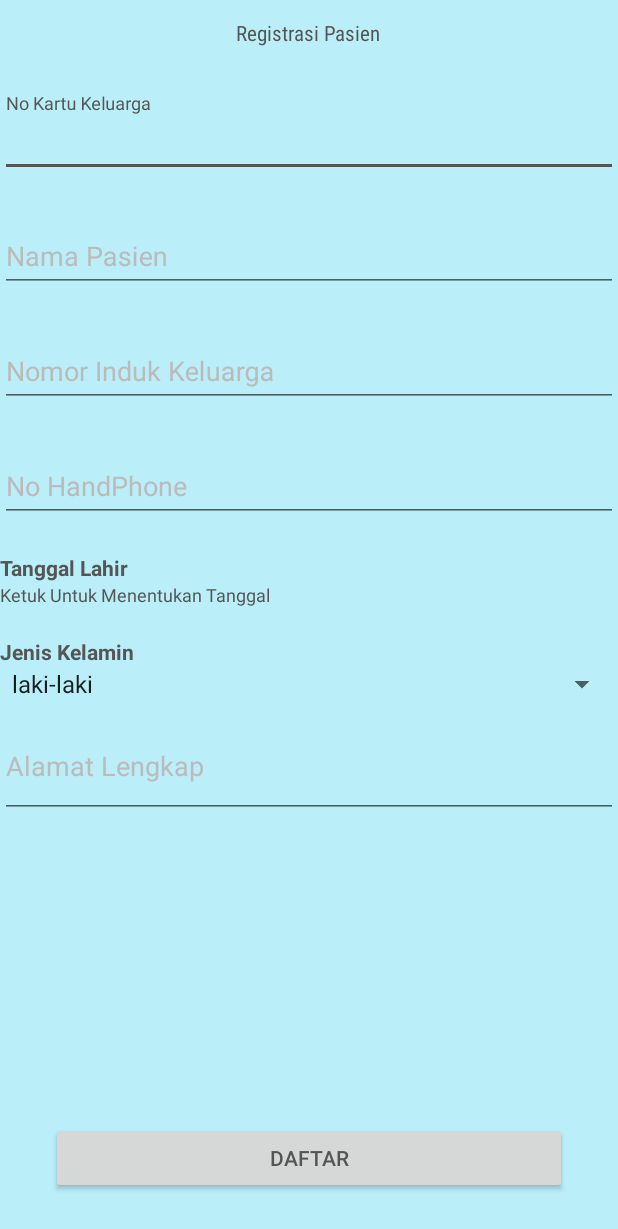
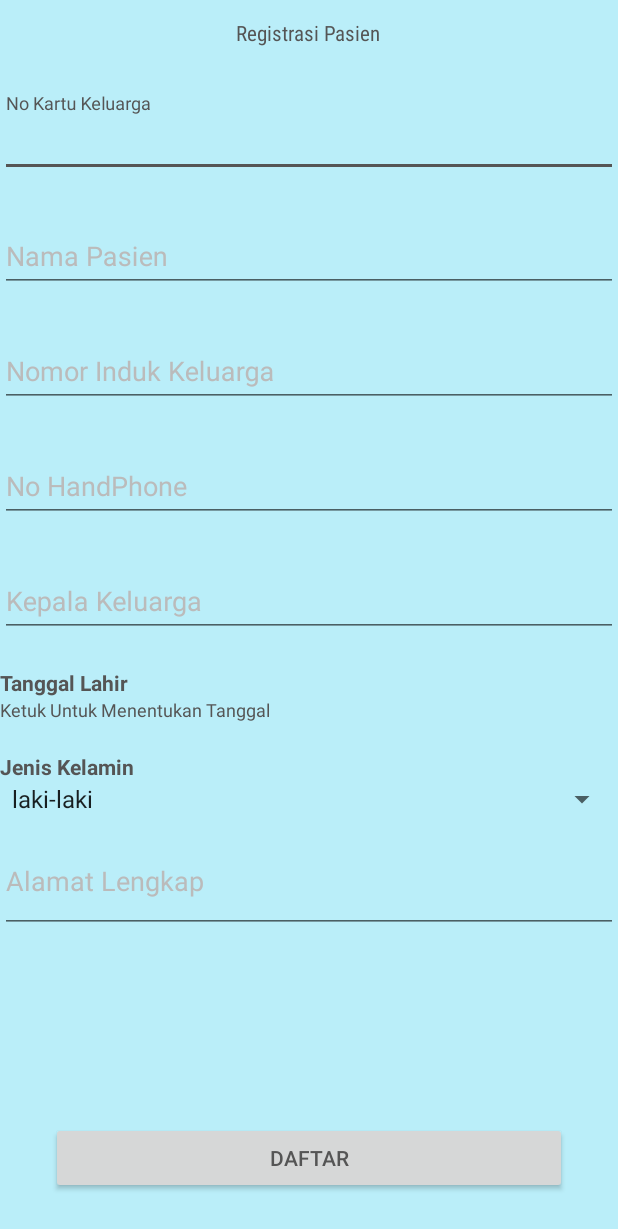
Before and after one commit to Khoirul02/APLIKASI-PUSKESMAS-BATANG-II-ANDROID-KOTLIN, an Android app: the RegistrasiActivity screen opened directly, with no data from a screen before it, after a tap on "DAFTAR", on a phone screen of 412 x 824 dp. Shown: the top 1229 px of the screen. Run offline under Robolectric (Android 15) with nearby library versions, the light colour scheme and no system bars; 1 statement that could not run was skipped.

Commit message:
update model baru pasien dan antrian

```diff
--- a/app/build.gradle
+++ b/app/build.gradle
@@ -1,7 +1,6 @@
 apply plugin: 'com.android.application'
 apply plugin: 'kotlin-android'
 apply plugin: 'kotlin-android-extensions'
-apply plugin: 'com.google.gms.google-services'
 
 android {
     compileSdkVersion 29
@@ -58,6 +57,4 @@ dependencies {
     implementation 'com.squareup.okhttp3:logging-interceptor:3.8.0'
     //Live Data
     implementation "androidx.lifecycle:lifecycle-extensions:2.2.0"
-    //firebase
-    implementation 'com.google.firebase:firebase-analytics:19.0.1'
 }
--- a/app/src/main/java/com/aplikasi/pusk_batang/MainActivity.kt
+++ b/app/src/main/java/com/aplikasi/pusk_batang/MainActivity.kt
@@ -48,9 +48,10 @@ class MainActivity : AppCompatActivity() {
                                 for (item in data!!) {
                                     val editor: SharedPreferences.Editor? = sharedPreferences.edit()
                                     editor!!.putString("ID", item!!.id)
-                                    editor.putString("NAMA", item.nama_pasien)
+                                    editor.putString("NAMA", item.namaPasien)
                                     editor.putString("NO_KK", item.noKk)
                                     editor.putString("NIK", item.nik)
+                                    editor.putString("KEPALA", item.kepalaKlrg)
                                     editor.putString("NOHP", item.nohp)
                                     editor.putString("TGL_LAHIR", item.tglLahir)
                                     editor.putString("JENKEL", item.jenkel)
--- a/app/src/main/java/com/aplikasi/pusk_batang/RegistrasiActivity.kt
+++ b/app/src/main/java/com/aplikasi/pusk_batang/RegistrasiActivity.kt
@@ -48,7 +48,7 @@ class RegistrasiActivity : AppCompatActivity(), AdapterView.OnItemSelectedListen
         }
         btnRegister.setOnClickListener {
             RetrofitClient.instance.daftarPasien(txtNamaPasien.text.toString().trim(),txtKKPasien.text.toString().trim(),
-                txtNIKPAsien.text.toString().trim(),txtNoHP.text.toString().trim(),tv_tanggal_lahir_pengguna.text.toString().trim(),
+                txtNIKPAsien.text.toString().trim(),txtKepalaPasien.text.toString().trim(),txtNoHP.text.toString().trim(),tv_tanggal_lahir_pengguna.text.toString().trim(),
             spn_jk_pengguna.selectedItem.toString().trim(),txtAlamat.text.toString().trim(),"insert_pasien")
                 .enqueue(object : Callback<DefaultResponse> {
                     override fun onResponse(
@@ -60,6 +60,7 @@ class RegistrasiActivity : AppCompatActivity(), AdapterView.OnItemSelectedListen
                             txtNamaPasien.setText("")
                             txtNIKPAsien.setText("")
                             txtNoHP.setText("")
+                            txtKepalaPasien.setText("")
                             txtAlamat.setText("")
                             Toast.makeText(this@RegistrasiActivity, "Berhasil Mendaftar", Toast.LENGTH_SHORT)
                                 .show()
--- a/app/src/main/java/com/aplikasi/pusk_batang/adapter/AntrianAdapter.kt
+++ b/app/src/main/java/com/aplikasi/pusk_batang/adapter/AntrianAdapter.kt
@@ -28,7 +28,7 @@ class AntrianAdapter (val result  : ArrayList<DataAntrianItem>) : RecyclerView.A
         val df: DateFormat = SimpleDateFormat("yyyy-MM-dd")
         val tglAntrian: String = dateFormat.format(df.parse(dateRegistrasiAntrian))
         holder.nameTanggalList.text = "Periksa $tglAntrian"
-        holder.noAntrianList.text = "No Antrian Ke - ${data.noAntrian}"
+        holder.noAntrianList.text = "No Antrian - ${data.noAntrian}"
     }
 
     override fun getItemCount(): Int {
--- a/app/src/main/java/com/aplikasi/pusk_batang/model/LoginResponse.kt
+++ b/app/src/main/java/com/aplikasi/pusk_batang/model/LoginResponse.kt
@@ -23,8 +23,11 @@ data class DataItem(
 	@field:SerializedName("nik")
 	val nik: String? = null,
 
+	@field:SerializedName("kepala_klrg")
+	val kepalaKlrg: String? = null,
+
 	@field:SerializedName("nama_pasien")
-	val nama_pasien: String? = null,
+	val namaPasien: String? = null,
 
 	@field:SerializedName("nohp")
 	val nohp: String? = null,
--- a/app/src/main/java/com/aplikasi/pusk_batang/model/PoliResponse.kt
+++ b/app/src/main/java/com/aplikasi/pusk_batang/model/PoliResponse.kt
@@ -26,6 +26,9 @@ data class DataPoliItem(
 	@field:SerializedName("id")
 	val id: String? = null,
 
+	@field:SerializedName("kode_poli")
+	val kode_poli: String? = null,
+
 	@field:SerializedName("create_at")
 	val createAt: String? = null
 ) : Parcelable
--- a/app/src/main/java/com/aplikasi/pusk_batang/rest/Api.kt
+++ b/app/src/main/java/com/aplikasi/pusk_batang/rest/Api.kt
@@ -19,6 +19,7 @@ interface Api {
         @Field("nama_pasien") nama_pasien:String,
         @Field("no_kk") no_kk:String,
         @Field("nik") nik:String,
+        @Field("kepala_klrg") kepala_klrg:String,
         @Field("nohp") nohp:String,
         @Field("tgl_lahir") tgl_lahir:String,
         @Field("jenkel") jenkel: String,
--- a/app/src/main/java/com/aplikasi/pusk_batang/rest/RetrofitClient.kt
+++ b/app/src/main/java/com/aplikasi/pusk_batang/rest/RetrofitClient.kt
@@ -5,7 +5,7 @@ import retrofit2.Retrofit
 import retrofit2.converter.gson.GsonConverterFactory
 
 object RetrofitClient {
-    private const val BASE_URL = "http://192.168.100.239/BACKEND-PUSKESMAS-BATANG/"
+    private const val BASE_URL = "https://puskesmasbatangii.myalopedia.com/"
 
     private val okHttpClient = OkHttpClient.Builder()
         .addInterceptor { chain ->
--- a/app/src/main/res/layout/activity_registrasi.xml
+++ b/app/src/main/res/layout/activity_registrasi.xml
@@ -117,10 +117,32 @@
             android:textColorHint="@color/colorHint" />
 
     </com.google.android.material.textfield.TextInputLayout>
+    <com.google.android.material.textfield.TextInputLayout
+        android:id="@+id/validasiKepalaPasien"
+        android:layout_width="match_parent"
+        android:layout_height="wrap_content"
+        android:layout_alignParentStart="true"
+        android:layout_alignParentLeft="true"
+        android:layout_below="@+id/validasiNoHP"
+        android:textColor="@color/colorAccent"
+        android:textColorHint="@color/colorHint"
+        app:errorEnabled="true">
+
+        <com.google.android.material.textfield.TextInputEditText
+            android:id="@+id/txtKepalaPasien"
+            android:layout_width="match_parent"
+            android:layout_height="wrap_content"
+            android:hint="Kepala Keluarga"
+            android:inputType="text"
+            android:textColor="@color/colorAccent"
+            android:textColorHint="@color/colorHint" />
+
+    </com.google.android.material.textfield.TextInputLayout>
+
     <LinearLayout
         android:id="@+id/div_tanggal_lahir_pengguna"
         android:layout_width="match_parent"
-        android:layout_below="@+id/validasiNoHP"
+        android:layout_below="@+id/validasiKepalaPasien"
         android:layout_height="wrap_content"
         android:layout_marginBottom="20dp"
         android:orientation="vertical">
--- a/app/src/main/res/values/strings.xml
+++ b/app/src/main/res/values/strings.xml
@@ -6,7 +6,7 @@
     <string name="btn_register">btn_register</string>
     <string name="id_user">id_user</string>
     <string name="registrasi_pasien">registrasi_pasien</string>
-    <string name="password">Tanggal Lahir (1999–02-09) </string>
+    <string name="password">Tanggal Lahir (1999-02-21) </string>
     <string name="no_kk">No Kartu Keluarga</string>
     <string name="no_kai">no ktp/kai</string>
     <string name="no_bpjs">no bpjs</string>
--- a/build.gradle
+++ b/build.gradle
@@ -10,8 +10,6 @@ buildscript {
     dependencies {
         classpath 'com.android.tools.build:gradle:3.6.1'
         classpath "org.jetbrains.kotlin:kotlin-gradle-plugin:$kotlin_version"
-        classpath 'com.google.gms:google-services:4.3.10'
-
         // NOTE: Do not place your application dependencies here; they belong
         // in the individual module build.gradle files
     }
```
Also changed, not shown: app/src/main/java/com/aplikasi/pusk_batang/model/AntrianResponse.kt (+16 -13 lines), 4 other files.
